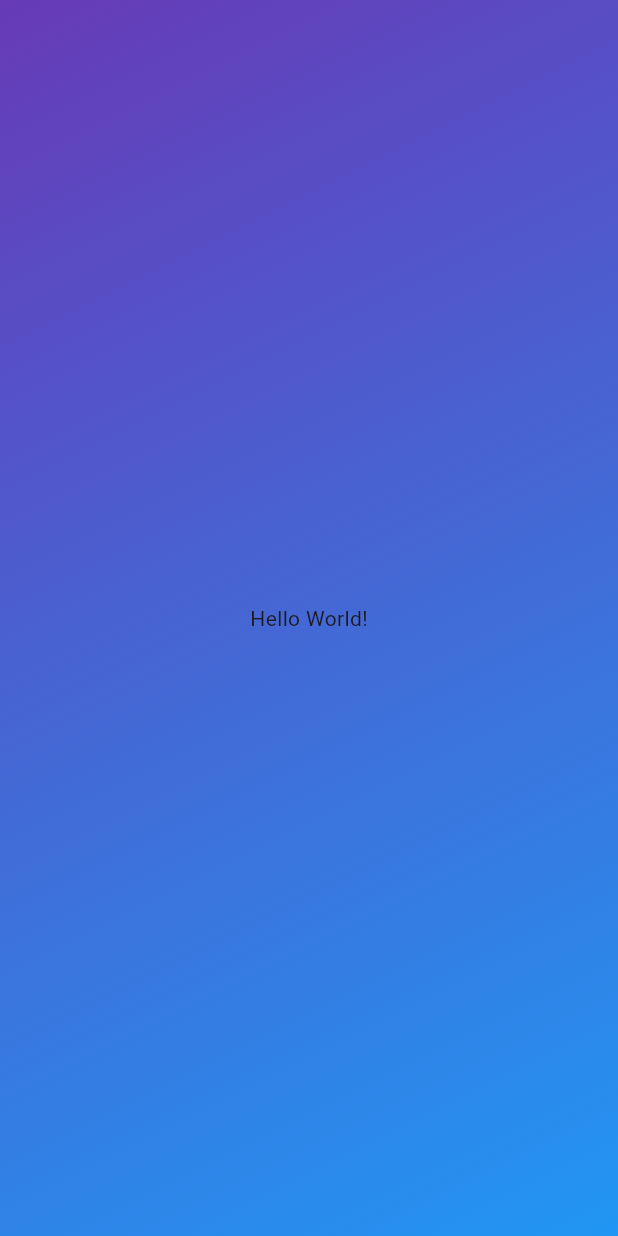
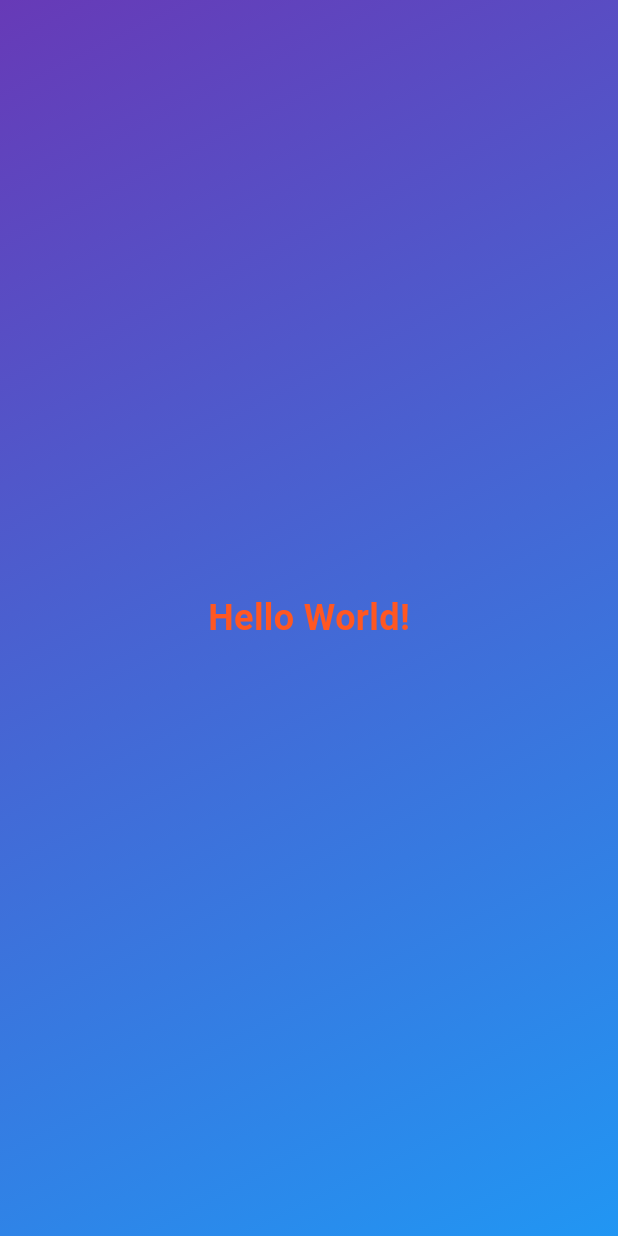
Before and after one commit to korayguenbal/roll_dice_app, a Flutter app: the screen it shows after launch, on a phone screen of 412 x 824 dp. Run offline on Flutter 3.47's test engine with Material 3 defaults, Android fonts, the phone set to English and light mode, and no system bars.

Commit message:
widget container auslagern

```diff
--- /dev/null
+++ b/lib/gradient_container.dart
@@ -0,0 +1,29 @@
+import 'package:flutter/material.dart';
+
+
+class GradientContainer extends StatelessWidget {
+  const GradientContainer({super.key});
+
+  @override
+  Widget build(context) {
+    return Container(
+      decoration: const BoxDecoration(
+        gradient: LinearGradient(
+          colors: [Colors.deepPurple, Colors.blue],
+          begin: AlignmentGeometry.topLeft,
+          end: AlignmentGeometry.bottomRight,
+        ),
+      ),
+      child: const Center(
+        child: Text(
+          "Hello World!",
+          style: TextStyle(
+            color: Colors.deepOrange,
+            fontSize: 24,
+            fontWeight: FontWeight.bold,
+          ),
+        ),
+      ),
+    );
+  }
+}
--- a/lib/main.dart
+++ b/lib/main.dart
@@ -1,21 +1,11 @@
 import 'package:flutter/material.dart';
+import 'package:roll_dice_app/gradient_container.dart';
 
 void main() {
   runApp(
     MaterialApp(
       home: Scaffold(
-        body: Container(
-          decoration: const BoxDecoration(
-            gradient: LinearGradient(
-              colors: [Colors.deepPurple, Colors.blue],
-              begin: AlignmentGeometry.topLeft,
-              end: AlignmentGeometry.bottomRight,
-            ),
-          ),
-          child: const Center(
-            child: Text("Hello World!"),
-          ),
-        ),
+        body: GradientContainer(),
       ),
     ),
   );
```
